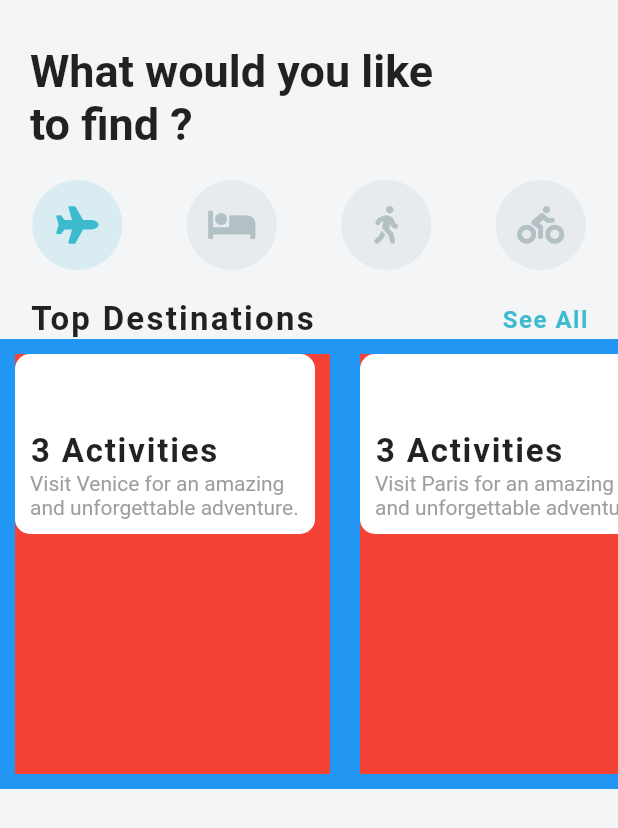
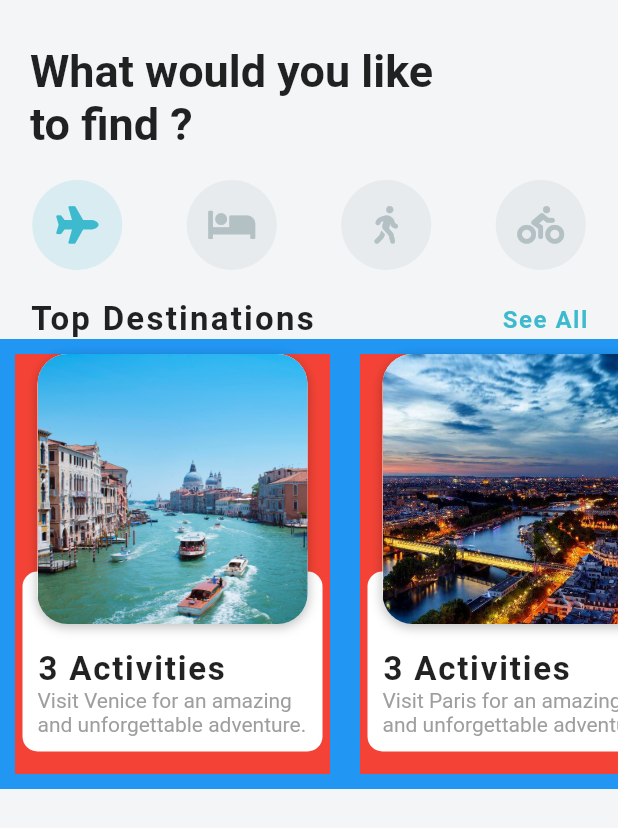
Before and after one commit to DaminduSandaruwan/Travel_UI, a Flutter app: the screen it shows after launch, on a phone screen of 412 x 824 dp. Shown: the top 828 px of the screen. Run offline on Flutter 3.47's test engine with Material 2 defaults, Android fonts, the phone set to English and light mode, and no system bars; our stand-ins replace font_awesome_flutter.

Commit message:
Add images

```diff
--- a/lib/widgets/destination_carosel.dart
+++ b/lib/widgets/destination_carosel.dart
@@ -49,8 +49,11 @@ class DestinationCarosel extends StatelessWidget {
                 width: 210.0,
                 color: Colors.red,
                 child: Stack(
+                  alignment: Alignment.topCenter,
                   children: <Widget>[
-                    Container(
+                    Positioned(
+                      bottom: 15.0,
+                      child: Container(
                         height: 120.0,
                         width: 200.0,
                         decoration: BoxDecoration(
@@ -83,6 +86,33 @@ class DestinationCarosel extends StatelessWidget {
                           ),
                         ),
                       ),
+                    ),
+                    Container(
+                      decoration: BoxDecoration(
+                        color: Colors.white,
+                        borderRadius: BorderRadius.circular(20.0),
+                        boxShadow: [
+                          BoxShadow(
+                            color: Colors.black26,
+                            offset: Offset(0.0,2.0),
+                            blurRadius: 6.0
+                            )
+                        ]
+                      ),
+                      child: Stack(
+                        children: <Widget>[
+                          ClipRRect(
+                            borderRadius: BorderRadius.circular(20),
+                            child: Image(
+                              height: 180.0,
+                              width: 180.0,
+                              image: AssetImage(destination.imageUrl),
+                              fit: BoxFit.cover,
+                            ),
+                          ),
+                        ],
+                      ),
+                    ),
                   ],
                 ),
               );
```
Lines whose indentation alone changed are shown as unchanged.
